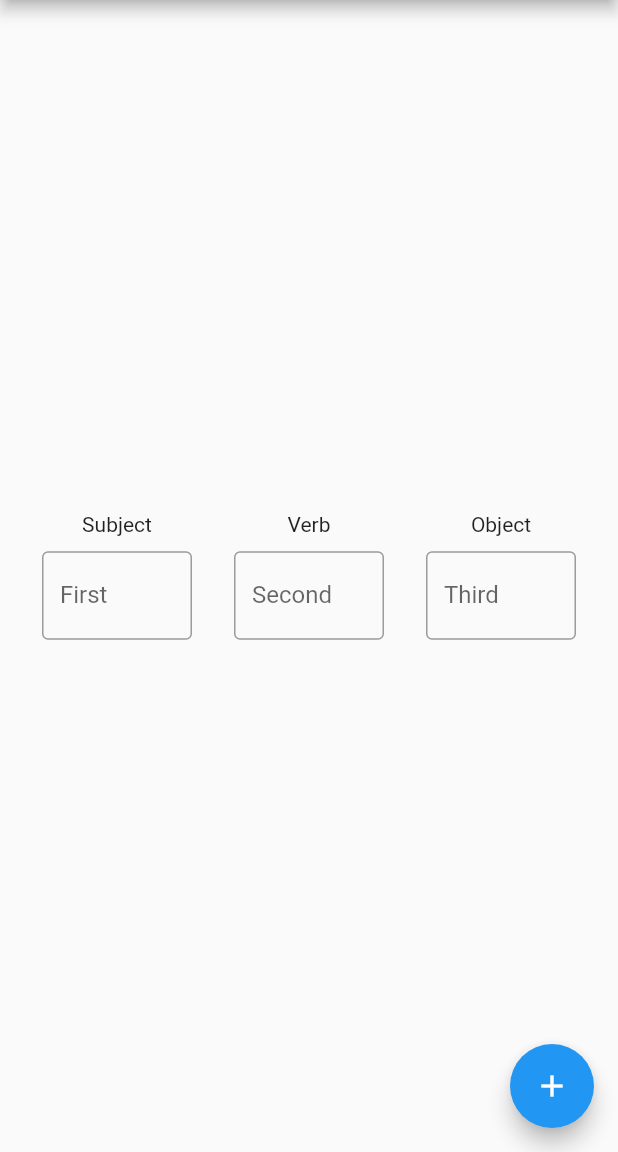
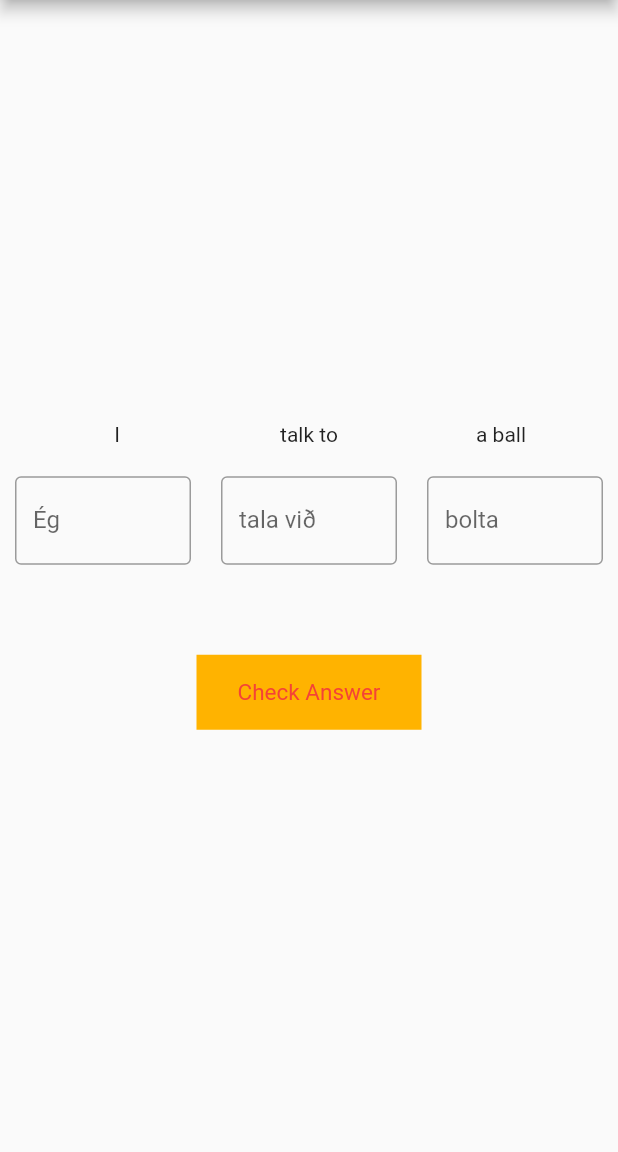
Before and after one commit to Tingvars/icelandicapp, a Flutter app: the screen it shows after launch, on a phone screen of 412 x 824 dp, the part 84-1236 px from its top. Run offline on Flutter 3.47's test engine with Material 2 defaults, Android fonts, the phone set to English and light mode, and no system bars.

Commit message:
update 10.12

```diff
--- a/lib/backend.dart
+++ /dev/null
@@ -1,29 +0,0 @@
-import 'dart:io';
-import 'dart:math';
-import 'library.dart';
-
-int getRandomListItem(list) {
-  Random random = new Random();
-  int subjRandomNumber = random.nextInt(list.length);
-  return subjRandomNumber;
-}
-
-void main() {
-  Subject subject = new Subject();
-  int subjNum = subject.getSubjectNum();
-  int innerSubjNum = subject.getInnerSubjectNum(subjNum);
-  String isSubject = subject.islSubjList[subjNum][innerSubjNum];
-  String enSubject = subject.engSubjList[subjNum][innerSubjNum];
-  int verbNum = getRandomListItem(verbs);
-  String isVerb = verbs[verbNum].islVerbList[subjNum];
-  String enVerb = verbs[verbNum].engVerbList[subjNum];
-  String verbCase = verbs[verbNum].caseCaused;
-  Object object = new Object(verbCase);
-  int objectNum = object.getObjectNum();
-  int objectForm = object.getObjectForm(objectNum);
-  String isObject = object.objList[objectNum][0][objectForm][object.caseInt];
-  String enObject = object.objList[objectNum][1][objectForm][object.caseInt];
-  print("$isSubject $isVerb $isObject");
-  print("$enSubject $enVerb $enObject");
-
-}
--- a/lib/library.dart
+++ b/lib/library.dart
@@ -8,10 +8,10 @@ List<String> plur1pis = ["Við"];
 List<String> plur2pis = ["Þið"];
 List<String> plur3pis = ["Þeir", "Þær", "Þau"];
 List<String> sing1pen = ["I"];
-List<String> sing2pen = ["You"];
+List<String> sing2pen = ["You (s.)"];
 List<String> sing3pen = ["He", "She", "It"];
 List<String> plur1pen = ["We"];
-List<String> plur2pen = ["You"];
+List<String> plur2pen = ["You (pl.)"];
 List<String> plur3pen = ["They"];
 
 class Subject {
@@ -34,7 +34,7 @@ class Subject {
   ];
 
   int getRandomListItem(list) {
-    Random random = new Random();
+    Random random = Random();
     int subjRandomNumber = random.nextInt((list.length -1));
     return subjRandomNumber;
   }
@@ -57,6 +57,13 @@ class Subject {
 }
 
 List<Verb> verbs = [
+  leitaad,
+  elska,
+  hata,
+  sja,
+  eiga,
+  borda,
+  maneftir,
   hjalpa,
   horfaa,
   talavid,
@@ -73,7 +80,112 @@ class Verb {
   Verb(this.islVerbList, this.engVerbList, this.caseCaused);
 }
 
-Verb hjalpa = new Verb([
+Verb leitaad = Verb([
+  "leita að",
+  "leitar að",
+  "leitar að",
+  "leitum að",
+  "leitið að",
+  "leita að",
+], [
+  "look for",
+  "look for",
+  "looks for",
+  "look for",
+  "look for",
+  "look for",
+], "dat");
+Verb elska = Verb([
+  "elska",
+  "elskar",
+  "elskar",
+  "elskum",
+  "elskið",
+  "elska",
+], [
+  "love",
+  "love",
+  "loves",
+  "love",
+  "love",
+  "love",
+], "acc");
+Verb hata = Verb([
+  "hata",
+  "hatar",
+  "hatar",
+  "hötum",
+  "hatið",
+  "hata",
+], [
+  "hate",
+  "hate",
+  "hates",
+  "hate",
+  "hate",
+  "hate",
+], "acc");
+Verb sja = Verb([
+  "sé",
+  "sérð",
+  "sér",
+  "sjáum",
+  "sjáið",
+  "sjá",
+], [
+  "see",
+  "see",
+  "sees",
+  "see",
+  "see",
+  "see",
+], "acc");
+Verb eiga = Verb([
+  "á",
+  "átt",
+  "á",
+  "eigum",
+  "eigið",
+  "eiga",
+], [
+  "own",
+  "own",
+  "owns",
+  "own",
+  "own",
+  "own",
+], "acc");
+Verb borda = Verb([
+  "borða",
+  "borðar",
+  "borðar",
+  "borðum",
+  "borðið",
+  "borða",
+], [
+  "eat",
+  "eat",
+  "eats",
+  "eat",
+  "eat",
+  "eat",
+], "acc");
+Verb maneftir = Verb([
+  "man eftir",
+  "manst eftir",
+  "man eftir",
+  "munum eftir",
+  "munið eftir",
+  "muna eftir",
+], [
+  "remember",
+  "remember",
+  "remembers",
+  "remember",
+  "remember",
+  "remember",
+], "dat");
+Verb hjalpa = Verb([
   "hjálpa",
   "hjálpar",
   "hjálpar",
@@ -88,7 +200,7 @@ Verb hjalpa = new Verb([
   "help",
   "help",
 ], "dat");
-Verb horfaa = new Verb([
+Verb horfaa = Verb([
   "horfi á",
   "horfir á",
   "horfir á",
@@ -103,7 +215,7 @@ Verb horfaa = new Verb([
   "watch",
   "watch",
 ], "acc");
-Verb talavid = new Verb([
+Verb talavid = Verb([
   "tala við",
   "talar við",
   "talar við",
@@ -118,7 +230,7 @@ Verb talavid = new Verb([
   "talk to",
   "talk to",
 ], "acc");
-Verb hitta = new Verb([
+Verb hitta = Verb([
   "hitti",
   "hittir",
   "hittir",
@@ -133,7 +245,7 @@ Verb hitta = new Verb([
   "meet",
   "meet",
 ], "acc");
-Verb henda = new Verb([
+Verb henda = Verb([
   "hendi",
   "hendir",
   "hendir",
@@ -148,7 +260,7 @@ Verb henda = new Verb([
   "throw",
   "throw",
 ], "dat");
-Verb sakna = new Verb([
+Verb sakna = Verb([
   "sakna",
   "saknar",
   "saknar",
@@ -166,6 +278,12 @@ Verb sakna = new Verb([
 
 class Object {
   List<List> objList = [
+    hus,
+    epli,
+    mynd,
+    bill,
+    bord,
+    bolti,
     hestur,
     ljos,
     tolva,
@@ -173,7 +291,7 @@ class Object {
     hundur
   ];
   String caseCaused;
-  int caseInt;
+  int caseInt = 0;
 
   Object(this.caseCaused) {
     if (caseCaused == "nom") {
@@ -188,7 +306,7 @@ class Object {
   }
 
   int getRandomListItem(list) {
-    Random random = new Random();
+    Random random = Random();
     int subjRandomNumber = random.nextInt(list.length);
     return subjRandomNumber;
   }
@@ -204,6 +322,90 @@ class Object {
   }
 }
 
+List<List> hus = [
+  [
+    ["hús", "hús", "húsi", "húss"],
+    ["hús", "hús", "húsum", "húsa"],
+    ["húsið", "húsið", "húsinu", "hússins"],
+    ["húsin", "húsin", "húsunum", "húsanna"],
+  ],
+  [
+    ["a house", "a house", "a house", "a house"],
+    ["houses", "houses", "houses", "houses"],
+    ["the house", "the house", "the house", "the house"],
+    ["the houses", "the houses", "the houses", "the houses"],
+  ],
+];
+List<List> epli = [
+  [
+    ["epli", "epli", "epli", "eplis"],
+    ["epli", "epli", "eplum", "epla"],
+    ["eplið", "eplið", "eplinu", "eplisins"],
+    ["eplin", "eplin", "eplunum", "eplanna"],
+  ],
+  [
+    ["an apple", "an apple", "an apple", "an apple"],
+    ["apples", "apples", "apples", "apples"],
+    ["the picture", "the picture", "the picture", "the picture"],
+    ["the pictures", "the pictures", "the pictures", "the pictures"],
+  ],
+];
+List<List> mynd = [
+  [
+    ["mynd", "mynd", "mynd", "myndar"],
+    ["myndir", "myndir", "myndum", "mynda"],
+    ["myndin", "myndina", "myndinni", "myndarinnar"],
+    ["myndirnar", "myndirnar", "myndunum", "myndanna"],
+  ],
+  [
+    ["a picture", "a picture", "a picture", "a picture"],
+    ["pictures", "pictures", "pictures", "pictures"],
+    ["the picture", "the picture", "the picture", "the picture"],
+    ["the pictures", "the pictures", "the pictures", "the pictures"],
+  ],
+];
+List<List> bill = [
+  [
+    ["bíll", "bíl", "bíl", "bíls"],
+    ["bílar", "bíla", "bílum", "bíla"],
+    ["bíllinn", "bílinn", "bílnum", "bílsins"],
+    ["bílarnir", "bílana", "bílunum", "bílanna"],
+  ],
+  [
+    ["a car", "a car", "a car", "a car"],
+    ["cars", "cars", "cars", "cars"],
+    ["the car", "the car", "the car", "the car"],
+    ["the cars", "the cars", "the cars", "the cars"],
+  ],
+];
+List<List> bord = [
+  [
+    ["borð", "borð", "borði", "borðs"],
+    ["borð", "borð", "borðum", "borða"],
+    ["borðið", "borðið", "borðinu", "borðsins"],
+    ["borðin", "borðin", "borðunum", "borðanna"],
+  ],
+  [
+    ["a table", "a table", "a table", "a table"],
+    ["tables", "tables", "tables", "tables"],
+    ["the table", "the table", "the table", "the table"],
+    ["the tables", "the tables", "the tables", "the tables"],
+  ],
+];
+List<List> bolti = [
+  [
+    ["bolti", "bolta", "bolta", "bolta"],
+    ["boltar", "bolta", "boltum", "bolta"],
+    ["boltinn", "boltann", "boltanum", "boltans"],
+    ["boltarnir", "boltana", "boltunum", "boltanna"],
+  ],
+  [
+    ["a ball", "a ball", "a ball", "a ball"],
+    ["balls", "balls", "balls", "balls"],
+    ["the ball", "the ball", "the ball", "the ball"],
+    ["the balls", "the balls", "the balls", "the balls"],
+  ],
+];
 List<List> hestur = [
   [
     ["hestur", "hest", "hesti", "hests"],
--- a/lib/main.dart
+++ b/lib/main.dart
@@ -1,4 +1,6 @@
 import 'package:flutter/material.dart';
+import 'library.dart';
+import 'dart:math';
 
 void main() {
   runApp(const MyApp());
@@ -13,15 +15,6 @@ class MyApp extends StatelessWidget {
     return MaterialApp(
       title: 'Flutter Demo',
       theme: ThemeData(
-        // This is the theme of your application.
-        //
-        // Try running your application with "flutter run". You'll see the
-        // application has a blue toolbar. Then, without quitting the app, try
-        // changing the primarySwatch below to Colors.green and then invoke
-        // "hot reload" (press "r" in the console where you ran "flutter run",
-        // or simply save your changes to "hot reload" in a Flutter IDE).
-        // Notice that the counter didn't reset back to zero; the application
-        // is not restarted.
         primarySwatch: Colors.blue,
       ),
       home: const MyHomePage(title: 'Icelandic App Stuff'),
@@ -48,35 +41,74 @@ class MyHomePage extends StatefulWidget {
 }
 
 class _MyHomePageState extends State<MyHomePage> {
-  int _counter = 0;
   String enteredWord1 = "";
-  String textForBox1 = "Subject";
-  String textForBox2 = "Verb";
-  String textForBox3 = "Object";
+  String enteredWord2 = "";
+  String enteredWord3 = "";
+  bool subjectBool = false;
+  bool verbBool = false;
+  bool objectBool = false;
 
-  void checkEntry1() {
-    setState(() {
-      // This call to setState tells the Flutter framework that something has
-      // changed in this State, which causes it to rerun the build method below
-      // so that the display can reflect the updated values. If we changed
-      // _counter without calling setState(), then the build method would not be
-      // called again, and so nothing would appear to happen.
-      if (enteredWord1 == textForBox1) {
-        print("success!");
-      }
-      ;
-    });
+  int getRandomListItem(list) {
+    Random random = Random();
+    int subjRandomNumber = random.nextInt(list.length);
+    return subjRandomNumber;
   }
 
-  void _incrementCounter() {
-    setState(() {
-      // This call to setState tells the Flutter framework that something has
-      // changed in this State, which causes it to rerun the build method below
-      // so that the display can reflect the updated values. If we changed
-      // _counter without calling setState(), then the build method would not be
-      // called again, and so nothing would appear to happen.
-      _counter++;
-    });
+  List getWords() {
+    Subject subject = Subject();
+    int subjNum = subject.getSubjectNum();
+    int innerSubjNum = subject.getInnerSubjectNum(subjNum);
+    String isSubject = subject.islSubjList[subjNum][innerSubjNum];
+    String enSubject = subject.engSubjList[subjNum][innerSubjNum];
+    int verbNum = getRandomListItem(verbs);
+    String isVerb = verbs[verbNum].islVerbList[subjNum];
+    String enVerb = verbs[verbNum].engVerbList[subjNum];
+    String verbCase = verbs[verbNum].caseCaused;
+    Object object = Object(verbCase);
+    int objectNum = object.getObjectNum();
+    int objectForm = object.getObjectForm(objectNum);
+    String isObject = object.objList[objectNum][0][objectForm][object.caseInt];
+    String enObject = object.objList[objectNum][1][objectForm][object.caseInt];
+    return [
+      isSubject,
+      enSubject,
+      isVerb,
+      enVerb,
+      isObject,
+      enObject
+    ];
+  }
+
+  void checkEntry1(String isSubject) {
+    if (enteredWord1 == isSubject) {
+      subjectBool = true;
+    } else {
+      subjectBool = false;
+    }
+  }
+
+  void checkEntry2(String isVerb) {
+    if (enteredWord2 == isVerb) {
+      verbBool = true;
+    } else {
+      verbBool = false;
+    }
+  }
+
+  void checkEntry3(String isObject) {
+    if (enteredWord3 == isObject) {
+      objectBool = true;
+    } else {
+      objectBool = false;
+    }
+  }
+
+  void checkAnswer() {
+    if (subjectBool && verbBool && objectBool) {
+      print("All correct!");
+    } else {
+      print("Not quite there...");
+    }
   }
 
   @override
@@ -87,6 +119,14 @@ class _MyHomePageState extends State<MyHomePage> {
     // The Flutter framework has been optimized to make rerunning build methods
     // fast, so that you can just rebuild anything that needs updating rather
     // than having to individually change instances of widgets.
+    List useWords = getWords();
+    String isSubject = useWords[0];
+    String enSubject = useWords[1];
+    String isVerb = useWords[2];
+    String enVerb = useWords[3];
+    String isObject = useWords[4];
+    String enObject = useWords[5];
+
     return Scaffold(
       appBar: AppBar(
         // Here we take the value from the MyHomePage object that was created by
@@ -100,43 +140,26 @@ class _MyHomePageState extends State<MyHomePage> {
           mainAxisAlignment: MainAxisAlignment.center,
           children: [
             Row(
-              // Column is also a layout widget. It takes a list of children and
-              // arranges them vertically. By default, it sizes itself to fit its
-              // children horizontally, and tries to be as tall as its parent.
-              //
-              // Invoke "debug painting" (press "p" in the console, choose the
-              // "Toggle Debug Paint" action from the Flutter Inspector in Android
-              // Studio, or the "Toggle Debug Paint" command in Visual Studio Code)
-              // to see the wireframe for each widget.
-              //
-              // Column has various properties to control how it sizes itself and
-              // how it positions its children. Here we use mainAxisAlignment to
-              // center the children vertically; the main axis here is the vertical
-              // axis because Columns are vertical (the cross axis would be
-              // horizontal).
               mainAxisAlignment: MainAxisAlignment.spaceEvenly,
               children: <Widget>[
-                Container(
-                  width: 100,
-                  child: Container(
+                SizedBox(
                   width: 100,
                     child: Text(
-                      textForBox1,
+                      enSubject,
                       textAlign: TextAlign.center,
                     ),
                   ),
-                ),
-                Container(
+                SizedBox(
                   width: 100,
                   child: Text(
-                    textForBox2,
+                    enVerb,
                     textAlign: TextAlign.center,
                   ),
                 ),
-                Container(
+                SizedBox(
                   width: 100,
                   child: Text(
-                    textForBox3,
+                    enObject,
                     textAlign: TextAlign.center,
                   ),
                 ),
@@ -144,62 +167,86 @@ class _MyHomePageState extends State<MyHomePage> {
             ),
             SizedBox(height: 10),
             Row(
-              // Column is also a layout widget. It takes a list of children and
-              // arranges them vertically. By default, it sizes itself to fit its
-              // children horizontally, and tries to be as tall as its parent.
-              //
-              // Invoke "debug painting" (press "p" in the console, choose the
-              // "Toggle Debug Paint" action from the Flutter Inspector in Android
-              // Studio, or the "Toggle Debug Paint" command in Visual Studio Code)
-              // to see the wireframe for each widget.
-              //
-              // Column has various properties to control how it sizes itself and
-              // how it positions its children. Here we use mainAxisAlignment to
-              // center the children vertically; the main axis here is the vertical
-              // axis because Columns are vertical (the cross axis would be
-              // horizontal).
               mainAxisAlignment: MainAxisAlignment.spaceEvenly,
               children: <Widget>[
-                Container(
-                  width: 100,
+                SizedBox(
+                  width: MediaQuery.of(context).size.width / 3,
+                  child: Container(
+                    margin: EdgeInsets.all(10.0),
                     child: TextField(
                       onSubmitted: (text) {
                         enteredWord1 = text;
-                      checkEntry1();
+                        checkEntry1(isSubject);
                       },
                       decoration: InputDecoration(
                         border: OutlineInputBorder(),
-                      labelText: 'First',
+                        labelText: isSubject,
                       ),
                       keyboardType: TextInputType.text,
                     ),
                   ),
-                Container(
-                  width: 100,
+                ),
+                SizedBox(
+                  width: MediaQuery.of(context).size.width / 3,
+                  child: Container(
+                    margin: EdgeInsets.all(10.0),
                     child: TextField(
+                        onSubmitted: (text) {
+                          enteredWord2 = text;
+                          checkEntry2(isVerb);
+                        },
                         decoration: InputDecoration(
                           border: OutlineInputBorder(),
-                        labelText: 'Second',
+                          labelText: isVerb,
                         )),
                   ),
-                Container(
-                  width: 100,
+                ),
+                SizedBox(
+                  width: MediaQuery.of(context).size.width / 3,
+                  child: Container(
+                    margin: EdgeInsets.all(10.0),
                     child: TextField(
+                        onSubmitted: (text) {
+                          enteredWord3 = text;
+                          checkEntry3(isObject);
+                        },
                         decoration: InputDecoration(
                           border: OutlineInputBorder(),
-                        labelText: 'Third',
+                          labelText: isObject,
                         )),
+                  ),
+                ),
+              ],
+            ),
+            Row(
+              children: <Widget>[
+                Container(
+                  margin: const EdgeInsets.only(top: 50.0),
+                  width: MediaQuery.of(context).size.width,
+                  child: Center(
+                    child: Container(
+                      width: 150.0,
+                      height: 50.0,
+                      color: Colors.amber[600],
+                      child: TextButton(
+                        style: TextButton.styleFrom(
+                          padding: const EdgeInsets.all(16.0),
+                          primary: Colors.red,
+                          textStyle: const TextStyle(fontSize: 15),
+                        ),
+                        onPressed: () {
+                          checkAnswer();
+                        },
+                        child: const Text('Check Answer'),
+                      ),
+                    ),
+                  ),
                 ),
               ],
             ),
           ],
         ),
       ),
-      floatingActionButton: FloatingActionButton(
-        onPressed: _incrementCounter,
-        tooltip: 'Increment',
-        child: const Icon(Icons.add),
-      ), // This trailing comma makes auto-formatting nicer for build methods.
     );
   }
 }
```
Lines whose indentation alone changed are shown as unchanged.
